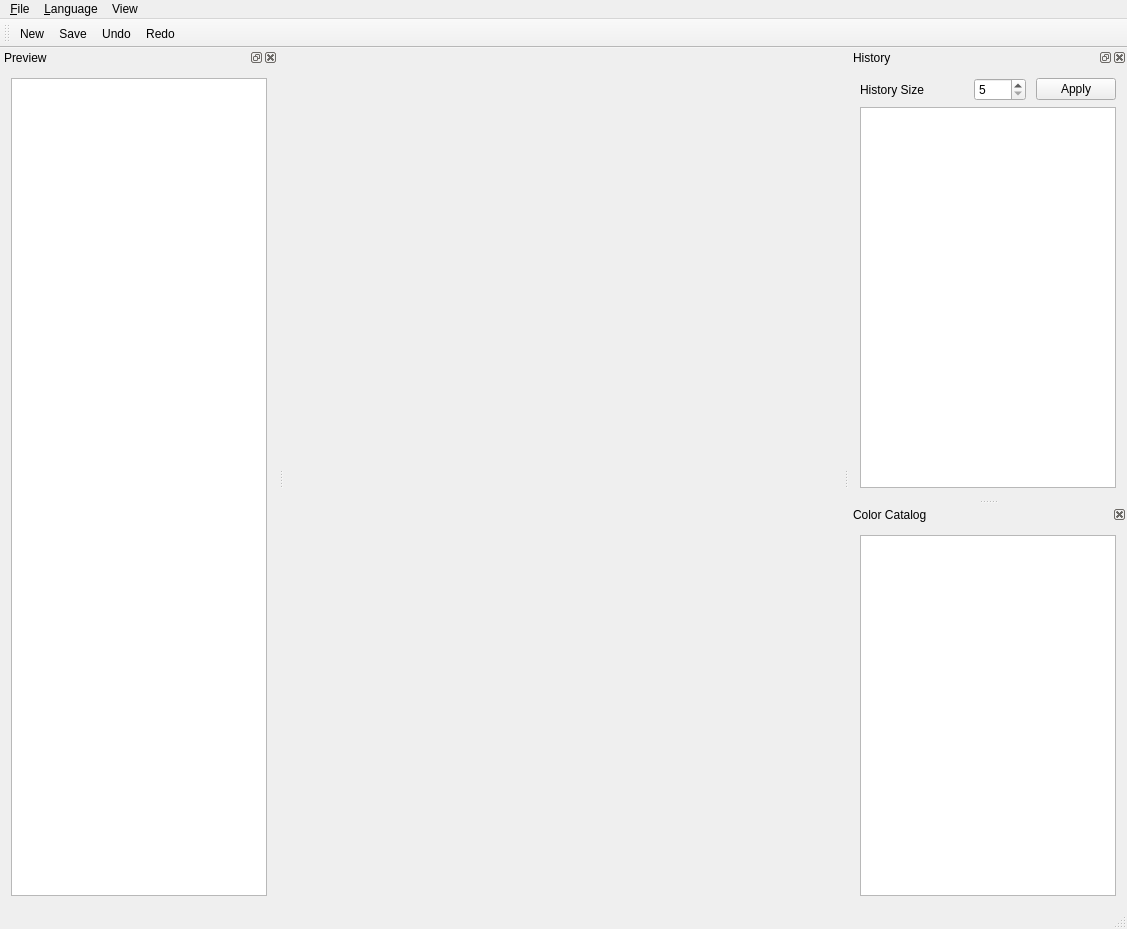
This is QtLayouts/View/mainwindow.ui in caglardursun/MyQtTryouts as Qt 5 draws it before an edit. The edited form follows.
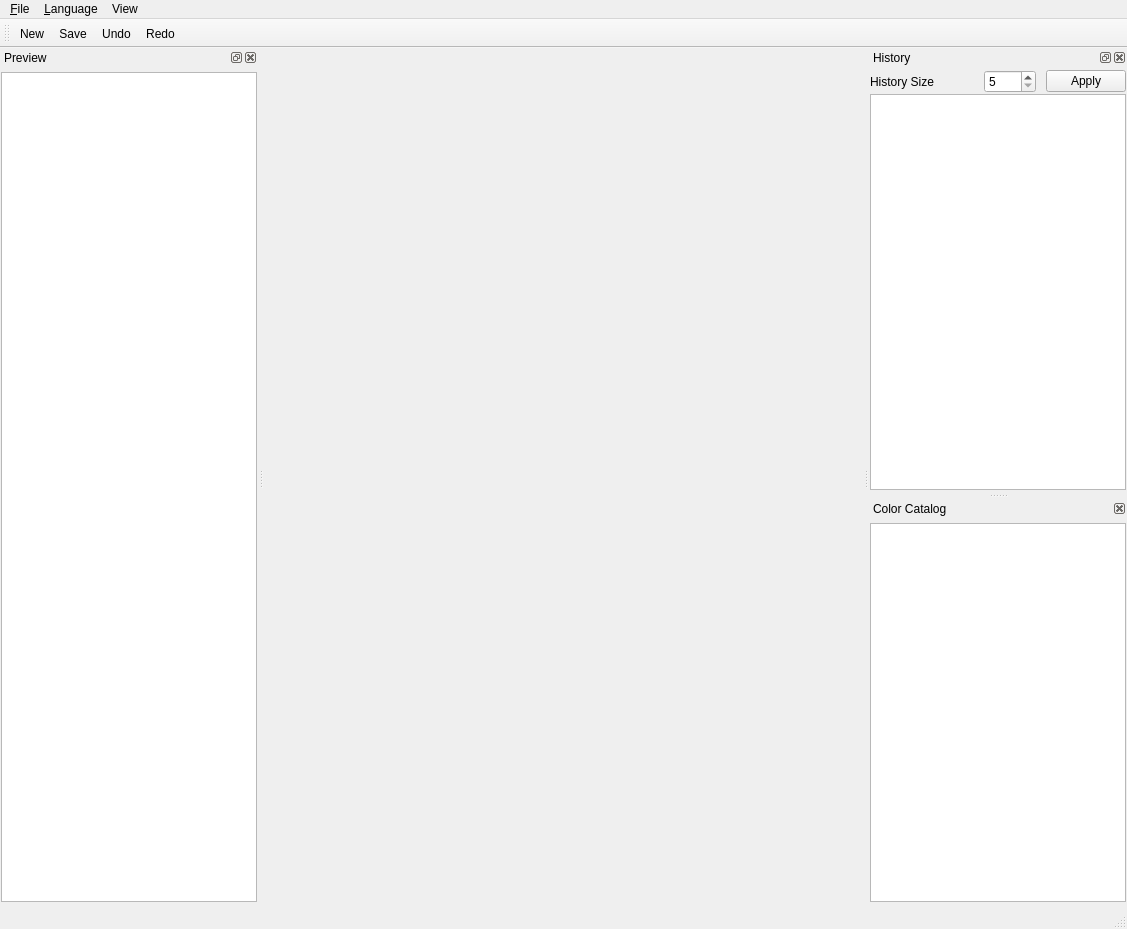
This is the edited form. Icons and pictures are not drawn.

```diff
--- a/QtLayouts/View/mainwindow.ui
+++ b/QtLayouts/View/mainwindow.ui
@@ -70,6 +70,21 @@
    </attribute>
    <widget class="QWidget" name="dockWidgetContents">
     <layout class="QVBoxLayout" name="verticalLayout_2">
+     <property name="spacing">
+      <number>1</number>
+     </property>
+     <property name="leftMargin">
+      <number>1</number>
+     </property>
+     <property name="topMargin">
+      <number>3</number>
+     </property>
+     <property name="rightMargin">
+      <number>1</number>
+     </property>
+     <property name="bottomMargin">
+      <number>3</number>
+     </property>
      <item>
       <layout class="QHBoxLayout" name="horizontalLayout_6" stretch="0,0,0,0,0">
        <property name="spacing">
@@ -164,6 +179,21 @@
    </attribute>
    <widget class="QWidget" name="dockWidgetContents_2">
     <layout class="QHBoxLayout" name="horizontalLayout_3">
+     <property name="spacing">
+      <number>1</number>
+     </property>
+     <property name="leftMargin">
+      <number>1</number>
+     </property>
+     <property name="topMargin">
+      <number>5</number>
+     </property>
+     <property name="rightMargin">
+      <number>1</number>
+     </property>
+     <property name="bottomMargin">
+      <number>5</number>
+     </property>
      <item>
       <layout class="QVBoxLayout" name="verticalLayout_4">
        <property name="spacing">
@@ -192,6 +222,21 @@
    </attribute>
    <widget class="QWidget" name="dockWidgetContents_3">
     <layout class="QVBoxLayout" name="verticalLayout_3">
+     <property name="spacing">
+      <number>5</number>
+     </property>
+     <property name="leftMargin">
+      <number>1</number>
+     </property>
+     <property name="topMargin">
+      <number>5</number>
+     </property>
+     <property name="rightMargin">
+      <number>1</number>
+     </property>
+     <property name="bottomMargin">
+      <number>5</number>
+     </property>
      <item>
       <layout class="QHBoxLayout" name="horizontalLayout_2">
        <item>
```
Left out of the diff: 8 changed lines with no effect on the pictures.
